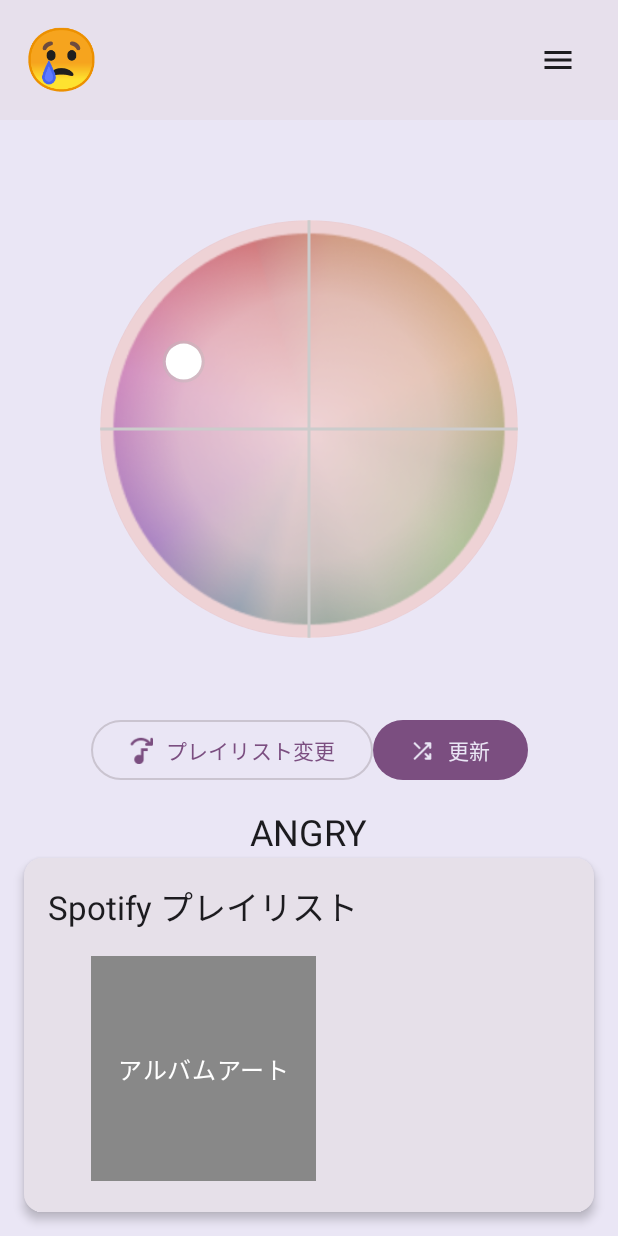
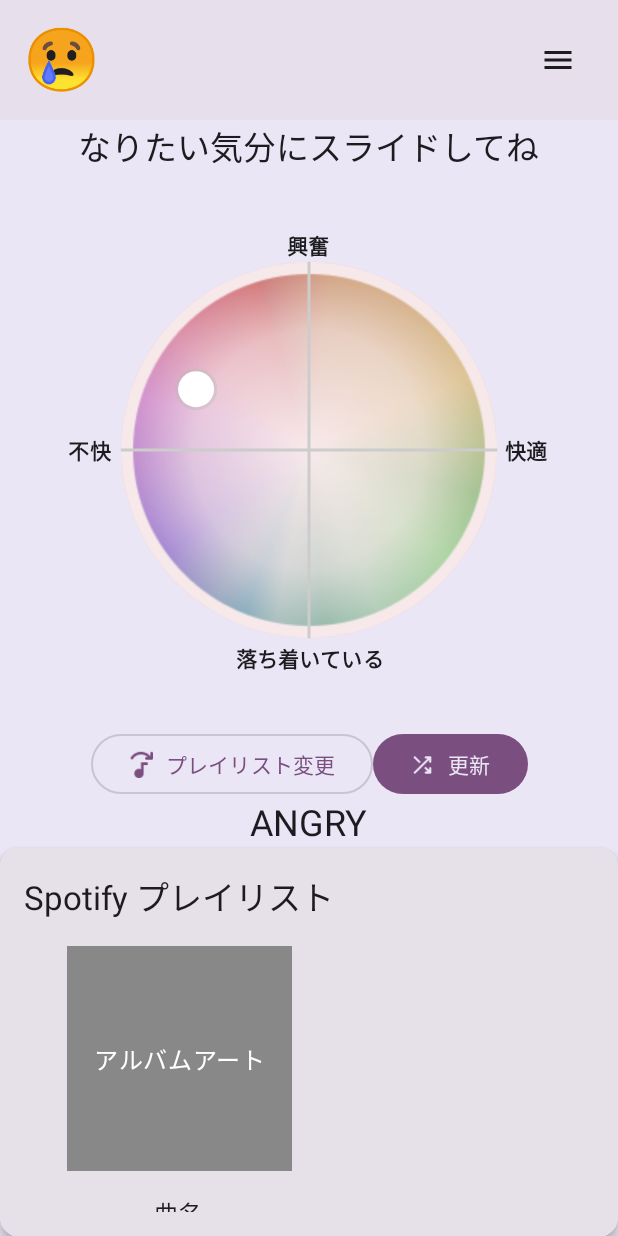
Before and after one commit to Tadachi274/MeloSync, an Android app built with Jetpack Compose: the screen it shows after launch (MainActivity), after a tap on an icon or button, on a phone screen of 412 x 824 dp. Run offline under Robolectric (Android 15) with nearby library versions, the phone set to English and light mode, and no system bars.

Commit message:
感情円形グラフラベル追加

```diff
--- a/front_server/app/src/main/java/com/example/melosync/ui/main/MainScreen.kt
+++ b/front_server/app/src/main/java/com/example/melosync/ui/main/MainScreen.kt
@@ -34,6 +34,9 @@ import androidx.compose.ui.unit.IntSize
 import androidx.compose.ui.graphics.drawscope.clipPath
 import androidx.compose.ui.res.painterResource
 import androidx.compose.material3.ButtonDefaults
+import androidx.compose.ui.text.drawText
+import androidx.compose.ui.text.rememberTextMeasurer
+import androidx.compose.ui.text.font.FontWeight
 
 @Composable
 fun MainScreen(
@@ -85,11 +88,16 @@ fun MainScreen(
         Column(
             modifier = Modifier
                 .fillMaxSize()
-                .padding(paddingValues)
-                .padding(16.dp),
+                .padding(paddingValues),
+//                .padding(16.dp),
             horizontalAlignment = Alignment.CenterHorizontally,
             verticalArrangement = Arrangement.Center
         ) {
+            Text(
+                text =  "なりたい気分にスライドしてね",
+                style = MaterialTheme.typography.titleLarge,
+                modifier = Modifier.padding(top = 1.dp)
+            )
             // 感情グラフを表示
             EmotionGraph(
                 coordinate = emotionCoordinate,
@@ -102,6 +110,7 @@ fun MainScreen(
 
             Row(
                 modifier = Modifier
+//                    .offset(y = (-80).dp)
 //                    .padding(paddingValues)
 //                    .padding(16.dp),
             ){
@@ -148,7 +157,7 @@ fun MainScreen(
             Text(
                 text =  currentEmotion.name,
                 style = MaterialTheme.typography.headlineSmall,
-                modifier = Modifier.padding(top = 16.dp)
+//                modifier = Modifier.padding(top = 16.dp)
             )
 
             Spacer(modifier = Modifier.weight(1f))
@@ -164,7 +173,6 @@ fun MainScreen(
 @Composable
 fun TopBarWithEmotion(emotion: Emotion, onMenuClick: () -> Unit) {
     var offsetX by remember { mutableStateOf(0f) }
-
     Box(
         modifier = Modifier
             .fillMaxWidth()
@@ -206,16 +214,19 @@ fun EmotionGraph(
 ) {
 //    val primaryColor = MaterialTheme.colorScheme.primary
     val imageBitmap = ImageBitmap.imageResource(id = R.drawable.feeling)
+    val textMeasurer = rememberTextMeasurer()
+    val textStyle = MaterialTheme.typography.bodyMedium.copy(color = MaterialTheme.colorScheme.onSurface, fontWeight = FontWeight.Bold )
     Box(
         modifier = Modifier
-            .fillMaxWidth()
+//            .offset(y = (-40).dp)
+            .fillMaxWidth(0.9f)
             .aspectRatio(1f) // 正方形を維持
-            .padding(16.dp),
+            .padding(start = 16.dp, end = 16.dp),
         contentAlignment = Alignment.Center
     ) {
         val density = LocalDensity.current
         var canvasSize by remember { mutableStateOf(0.dp) }
-        val radi_rate = 2.5f
+        val radi_rate = 2.7f
 
         Canvas(
             modifier = Modifier
@@ -270,6 +281,31 @@ fun EmotionGraph(
                 start = Offset(center.x, center.y - radius),
                 end = Offset(center.x, center.y + radius),
                 strokeWidth = 2.dp.toPx()
+            )
+            val textOffset = 20.dp.toPx() // 円の外側の余白
+            drawText(
+                textMeasurer = textMeasurer,
+                text = "快適",
+                style = textStyle,
+                topLeft = Offset(center.x + radius + 5.dp.toPx(), center.y - 10.dp.toPx()) // 右
+            )
+            drawText(
+                textMeasurer = textMeasurer,
+                text = "不快",
+                style = textStyle,
+                topLeft = Offset(center.x - radius - 35.dp.toPx(), center.y - 10.dp.toPx()) // 左
+            )
+            drawText(
+                textMeasurer = textMeasurer,
+                text = "落ち着いている",
+                style = textStyle,
+                topLeft = Offset(center.x - 49.dp.toPx(), center.y + radius + 3.dp.toPx()) // 下
+            )
+            drawText(
+                textMeasurer = textMeasurer,
+                text = "興奮",
+                style = textStyle,
+                topLeft = Offset(center.x - 15.dp.toPx(), center.y - radius - 21.dp.toPx()) // 上
             )
 
             // 感情の位置を計算 (-1.0f ~ 1.0f の座標をCanvasの座標に変換)
--- a/front_server/app/src/main/java/com/example/melosync/ui/theme/Color.kt
+++ b/front_server/app/src/main/java/com/example/melosync/ui/theme/Color.kt
@@ -11,11 +11,11 @@ val Purple40 = Color(0xFF7B4E80)
 val PurpleGrey40 = Color(0xFF625b71)
 val Pink40 = Color(0xFF7D5260)
 
-val Happy = Color(0x4DFFAA00)
-val Angry = Color(0x4DFF0000)
-val Sad = Color(0x4D0048FF)
-val Relax = Color(0x4D67FF00)
-val Base = Color(0x00FFFFFF)
+val Happy = Color(0x27FFAA00)
+val Angry = Color(0x27FF0000)
+val Sad = Color(0x250048FF)
+val Relax = Color(0x2767FF00)
+val Base = Color(0x0CFFFFFF)
 
 val PastPoint = Color(0x6B939393)
 val CurrentPoint = Color(0xFFFFFFFF)
```
